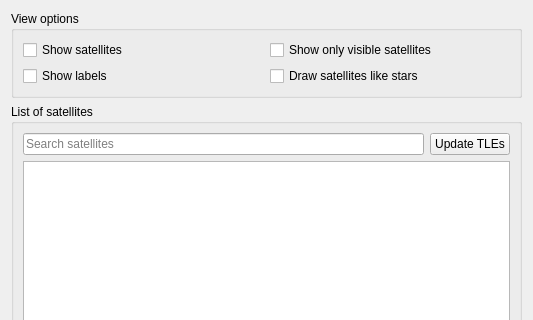
KDE/kstars, file kstars/options/opssatellites.ui: the form before one commit; both pictures show x 0 to 533 and y 0 to 320 of the 533 by 575 pixel window.
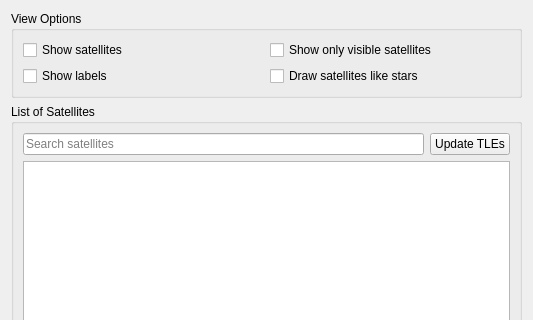
The form after the commit.

```diff
--- a/kstars/options/opssatellites.ui
+++ b/kstars/options/opssatellites.ui
@@ -16,7 +16,7 @@
      <item>
       <widget class="QGroupBox" name="groupBox_2">
        <property name="title">
-        <string>View options</string>
+        <string>View Options</string>
        </property>
        <layout class="QVBoxLayout" name="verticalLayout_3">
         <item>
@@ -76,7 +76,7 @@
      <item>
       <widget class="QGroupBox" name="groupBox">
        <property name="title">
-        <string>List of satellites</string>
+        <string>List of Satellites</string>
        </property>
        <layout class="QVBoxLayout" name="verticalLayout_2">
         <item>
```
